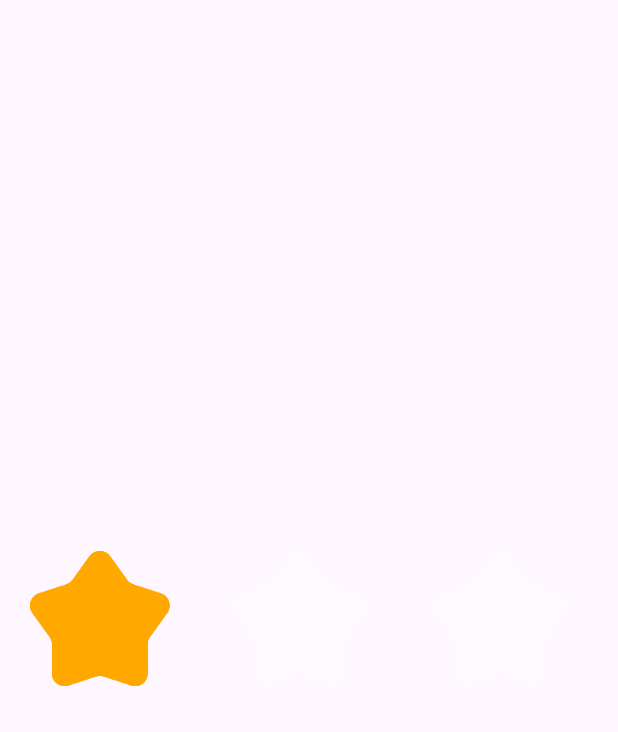
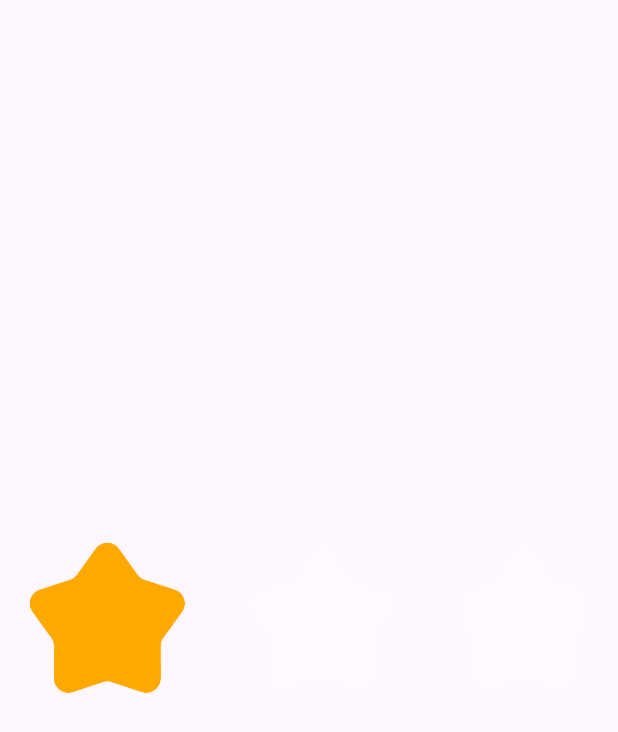
Before and after one commit to JerryAlexLiang/NewBaseProject, an Android app: the RatingBarActivity screen opened directly, with no data from a screen before it, on a phone screen of 412 x 824 dp. Shown: the top 732 px of the screen. Run offline under Robolectric (Android 15) with nearby library versions, the phone set to English and light mode, and no system bars; our stand-ins replace CircleImageView, data binding; libraries missing offline, so code that uses them is left out: coil.decode, com.blankj.utilcode, com.jeremyliao.liveeventbus, com.tencent.mmkv; 2 statements that could not run were skipped.

Commit message:
删除息屏功能

```diff
--- a/app/src/main/java/com/liang/newbaseproject/bean/MockMainFunBeanList.kt
+++ b/app/src/main/java/com/liang/newbaseproject/bean/MockMainFunBeanList.kt
@@ -53,7 +53,7 @@ object MockMainFunBeanList {
             add(bean5)
             add(bean6)
             add(bean7)
-            add(bean8)
+//            add(bean8)
             add(bean9)
         }
         return funBeanList
--- a/app/src/main/java/com/liang/newbaseproject/main/MainActivity.kt
+++ b/app/src/main/java/com/liang/newbaseproject/main/MainActivity.kt
@@ -106,7 +106,7 @@ class MainActivity : BaseActivity<ActivityMainBinding>() {
                             intent.setClass(this@MainActivity, SplashActivity::class.java)
                             startActivity(intent)
                         } else if (funNameResId == R.string.func_breathing_plate) {
-                            checkScreenOffOrOn()
+//                            checkScreenOffOrOn()
                         } else if (funNameResId == R.string.func_rating_bar) {
                             RatingBarActivity.actionStart(this@MainActivity)
                         } else {
--- a/app/src/main/res/layout/activity_rating_bar.xml
+++ b/app/src/main/res/layout/activity_rating_bar.xml
@@ -26,9 +26,9 @@
             app:srb_minimumStars="1"
             app:srb_numStars="5"
             app:srb_rating="1"
-            app:srb_starHeight="90dp"
+            app:srb_starHeight="100dp"
             app:srb_starPadding="20dp"
-            app:srb_starWidth="93dp"
+            app:srb_starWidth="103dp"
             app:srb_stepSize="1" />
 
     </androidx.constraintlayout.widget.ConstraintLayout>
--- a/module_base/src/main/java/com/liang/module_base/base/BaseActivity.kt
+++ b/module_base/src/main/java/com/liang/module_base/base/BaseActivity.kt
@@ -81,7 +81,7 @@ abstract class BaseActivity<T : ViewDataBinding> : AppCompatActivity() {
         initDataBinding()
 
         // 检测并去激活设备管理器权限
-        initAdminPermission()
+//        initAdminPermission()
 
         initView(savedInstanceState)
         initData()
@@ -321,7 +321,7 @@ abstract class BaseActivity<T : ViewDataBinding> : AppCompatActivity() {
     /**
      * 检测屏幕状态
      */
-    fun checkScreenOffOrOn() {
+    private fun checkScreenOffOrOn() {
         val pm = getSystemService(POWER_SERVICE) as PowerManager
         val screenOn = pm.isScreenOn
         if (!screenOn) { //如果灭屏
```
